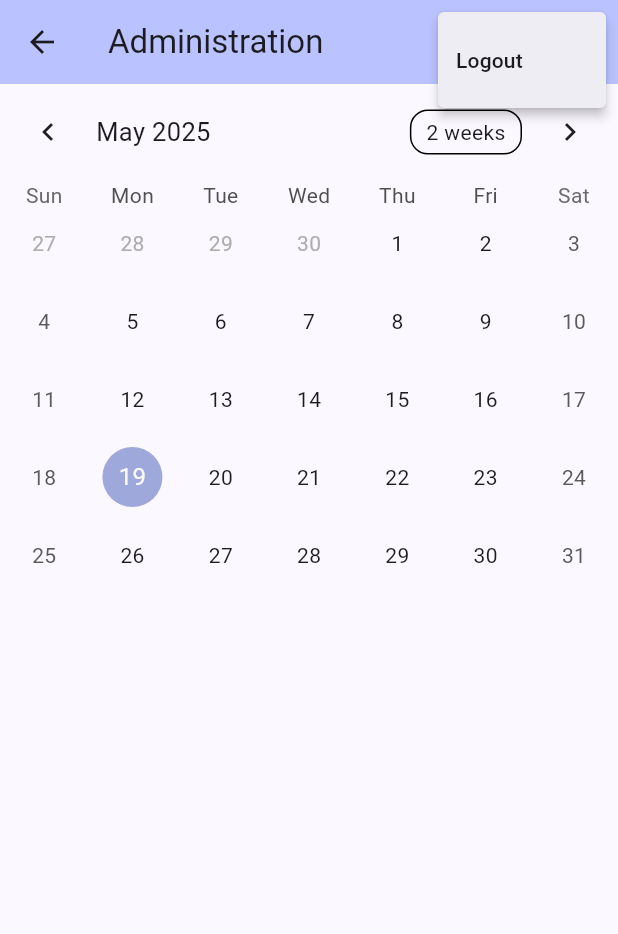
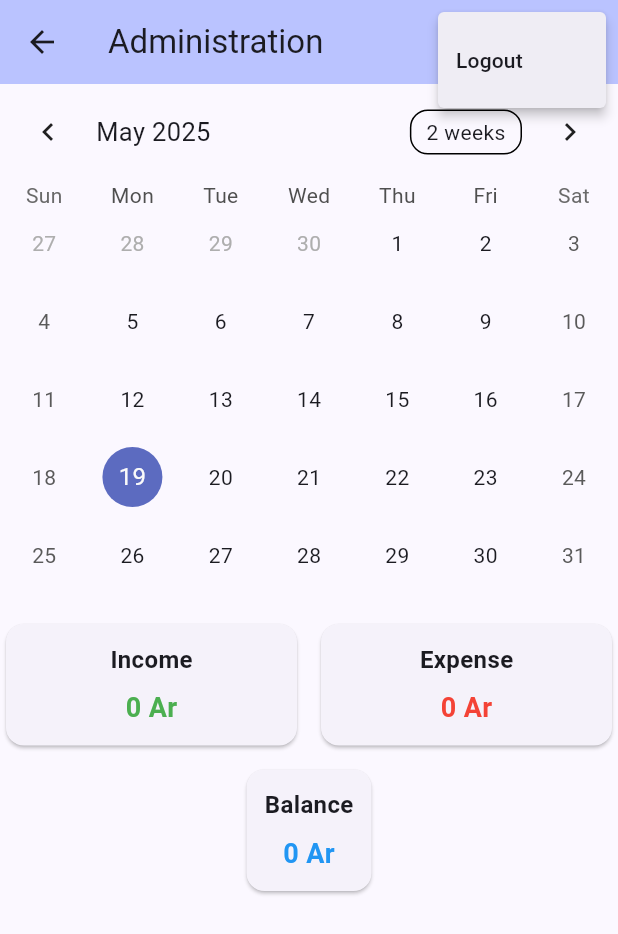
Before and after one commit to Thiarson/e-ligne, a Flutter app: the AdminView screen opened directly, after a tap on the "more vert" icon, on a phone screen of 412 x 824 dp. Shown: the top 934 px of the screen. Run offline on Flutter 3.47's test engine with Material 3 defaults, Android fonts, the phone set to English and light mode, and no system bars; drawn by our look-alikes of table_calendar; our stand-ins replace bloc, equatable, firebase_auth, firebase_core, flutter_bloc; accounts and stored records are empty.

Commit message:
[Admin] Create financial card and income/expense management

```diff
--- /dev/null
+++ b/lib/data/models/local/financial_entry.dart
@@ -0,0 +1,35 @@
+class FinancialEntryModel {
+  final String id;
+  final String description;
+  final double amount;
+  final DateTime date;
+  final String source;
+
+  FinancialEntryModel({
+    required this.id,
+    required this.description,
+    required this.amount,
+    required this.date,
+    required this.source,
+  });
+}
+
+class IncomeModel extends FinancialEntryModel {
+  IncomeModel({
+    required super.id,
+    required super.description,
+    required super.amount,
+    required super.date,
+    required super.source,
+  });
+}
+
+class ExpenseModel extends FinancialEntryModel {
+  ExpenseModel({
+    required super.id,
+    required super.description,
+    required super.amount,
+    required super.date,
+    required super.source,
+  });
+}
--- a/lib/ui/views/admin/admin_view.dart
+++ b/lib/ui/views/admin/admin_view.dart
@@ -1,9 +1,12 @@
 import 'package:flutter/material.dart';
 import 'package:flutter_bloc/flutter_bloc.dart';
 import 'package:table_calendar/table_calendar.dart';
+import 'package:uuid/uuid.dart';
 import 'package:ligne/core/enums/menu_action.dart';
+import 'package:ligne/data/models/local/financial_entry.dart';
 import 'package:ligne/ui/bloc/auth/auth_bloc.dart';
 import 'package:ligne/ui/bloc/auth/auth_event.dart';
+import 'package:ligne/ui/widgets/financial_card.dart';
 import 'package:ligne/utils/dialogs/logout_dialog.dart';
 
 class AdminView extends StatefulWidget {
@@ -17,23 +20,229 @@ class _AdminViewState extends State<AdminView> {
   CalendarFormat _calendarFormat = CalendarFormat.month;
   DateTime _focusedDay = DateTime.now();
   DateTime? _selectedDay;
-  final Map<DateTime, List<String>> _events = {};
+  final Map<DateTime, List<FinancialEntryModel>> _financialEntries = {};
+  final _uuid = const Uuid();
 
-  List<String> _getEventsForDay(DateTime date) {
-    return _events[DateTime(date.year, date.month, date.day)] ?? [];
+  List<FinancialEntryModel> _getFinancialEntriesForDay(DateTime date) {
+    return _financialEntries[DateTime(date.year, date.month, date.day)] ?? [];
   }
 
-  void _addEvent(String event) {
-    final day = DateTime(_selectedDay!.year, _selectedDay!.month, _selectedDay!.day);
-
-    if (_events[day] == null) {
-      _events[day] = [];
+  double _getTotalIncome(DateTime date) {
+    return _getFinancialEntriesForDay(date)
+        .whereType<IncomeModel>()
+        .fold(0, (sum, income) => sum + income.amount);
   }
 
-    _events[day]!.add(event);
-    setState(() {
+  double _getTotalExpense(DateTime date) {
+    return _getFinancialEntriesForDay(date)
+        .whereType<ExpenseModel>()
+        .fold(0, (sum, expense) => sum + expense.amount);
+  }
 
-    });
+  double _getBalance(DateTime date) {
+    return _getTotalIncome(date) - _getTotalExpense(date);
+  }
+
+  void _processBalanceCarryover(DateTime date) {
+    final previousDay = DateTime(date.year, date.month, date.day - 1);
+    final previousBalance = _getBalance(previousDay);
+
+    if (previousBalance != 0) {
+      final day = DateTime(date.year, date.month, date.day);
+      final existingEntries = _getFinancialEntriesForDay(day);
+
+      // Check if balance carryover already exists for this day
+      final hasCarryover = existingEntries.any((entry) =>
+        entry.description == 'Balance Carryover' &&
+        entry.source == 'Previous Day'
+      );
+
+      if (!hasCarryover) {
+        final entry = previousBalance > 0
+            ? IncomeModel(
+                id: _uuid.v4(),
+                description: 'Balance Carryover',
+                amount: previousBalance,
+                date: day,
+                source: 'Previous Day',
+              )
+            : ExpenseModel(
+                id: _uuid.v4(),
+                description: 'Balance Carryover',
+                amount: -previousBalance,
+                date: day,
+                source: 'Previous Day',
+              );
+
+        _addFinancialEntry(entry);
+      }
+    }
+  }
+
+  void _addFinancialEntry(FinancialEntryModel entry) {
+    final day = DateTime(entry.date.year, entry.date.month, entry.date.day);
+    if (_financialEntries[day] == null) {
+      _financialEntries[day] = [];
+    }
+    _financialEntries[day]!.add(entry);
+    setState(() {});
+  }
+
+  @override
+  void initState() {
+    super.initState();
+    _selectedDay = DateTime.now();
+    _processBalanceCarryover(_selectedDay!);
+  }
+
+  Future<void> _showAddIncomeDialog() async {
+    final descriptionController = TextEditingController();
+    final amountController = TextEditingController();
+    final sourceController = TextEditingController();
+
+    final result = await showDialog<bool>(
+      context: context,
+      builder: (context) => AlertDialog(
+        title: const Text('Add Income'),
+        content: Column(
+          mainAxisSize: MainAxisSize.min,
+          children: [
+            TextField(
+              controller: descriptionController,
+              decoration: const InputDecoration(hintText: 'Description'),
+            ),
+            TextField(
+              controller: amountController,
+              decoration: const InputDecoration(hintText: 'Amount'),
+              keyboardType: TextInputType.number,
+            ),
+            TextField(
+              controller: sourceController,
+              decoration: const InputDecoration(hintText: 'Source'),
+            ),
+          ],
+        ),
+        actions: [
+          TextButton(
+            onPressed: () => Navigator.pop(context, false),
+            child: const Text('Cancel'),
+          ),
+          TextButton(
+            onPressed: () => Navigator.pop(context, true),
+            child: const Text('Add'),
+          ),
+        ],
+      ),
+    );
+
+    if (result == true && _selectedDay != null) {
+      final amount = double.tryParse(amountController.text) ?? 0;
+      final entry = IncomeModel(
+        id: _uuid.v4(),
+        description: descriptionController.text,
+        amount: amount,
+        date: _selectedDay!,
+        source: sourceController.text,
+      );
+      _addFinancialEntry(entry);
+    }
+  }
+
+  Future<void> _showAddExpenseDialog() async {
+    final descriptionController = TextEditingController();
+    final amountController = TextEditingController();
+    final sourceController = TextEditingController();
+
+    final result = await showDialog<bool>(
+      context: context,
+      builder: (context) => AlertDialog(
+        title: const Text('Add Expense'),
+        content: Column(
+          mainAxisSize: MainAxisSize.min,
+          children: [
+            TextField(
+              controller: descriptionController,
+              decoration: const InputDecoration(hintText: 'Description'),
+            ),
+            TextField(
+              controller: amountController,
+              decoration: const InputDecoration(hintText: 'Amount'),
+              keyboardType: TextInputType.number,
+            ),
+            TextField(
+              controller: sourceController,
+              decoration: const InputDecoration(hintText: 'Source'),
+            ),
+          ],
+        ),
+        actions: [
+          TextButton(
+            onPressed: () => Navigator.pop(context, false),
+            child: const Text('Cancel'),
+          ),
+          TextButton(
+            onPressed: () => Navigator.pop(context, true),
+            child: const Text('Add'),
+          ),
+        ],
+      ),
+    );
+
+    if (result == true && _selectedDay != null) {
+      final amount = double.tryParse(amountController.text) ?? 0;
+      final entry = ExpenseModel(
+        id: _uuid.v4(),
+        description: descriptionController.text,
+        amount: amount,
+        date: _selectedDay!,
+        source: sourceController.text,
+      );
+      _addFinancialEntry(entry);
+    }
+  }
+
+  void _showFinancialDetails(bool isIncome) {
+    if (_selectedDay == null) return;
+
+    final entries = _getFinancialEntriesForDay(_selectedDay!)
+        .where((entry) => isIncome ? entry is IncomeModel : entry is ExpenseModel)
+        .toList();
+
+    showModalBottomSheet(
+      context: context,
+      builder: (context) => Column(
+        children: [
+          AppBar(
+            title: Text(isIncome ? 'Income Details' : 'Expense Details'),
+            actions: [
+              IconButton(
+                icon: const Icon(Icons.add),
+                onPressed: isIncome ? _showAddIncomeDialog : _showAddExpenseDialog,
+              ),
+            ],
+          ),
+          Expanded(
+            child: ListView.builder(
+              itemCount: entries.length,
+              itemBuilder: (context, index) {
+                final entry = entries[index];
+                return ListTile(
+                  title: Text(entry.description),
+                  subtitle: Text(entry.source),
+                  trailing: Text(
+                    '${isIncome ? '+' : '-'}${entry.amount.toStringAsFixed(0)} Ar',
+                    style: TextStyle(
+                      color: isIncome ? Colors.green : Colors.red,
+                      fontWeight: FontWeight.bold,
+                    ),
+                  ),
+                );
+              },
+            ),
+          ),
+        ],
+      ),
+    );
   }
 
   @override
@@ -48,24 +257,17 @@ class _AdminViewState extends State<AdminView> {
               switch (value) {
                 case MenuAction.logout:
                   final shouldLogout = await showLogoutDialog(context);
-
-                  if (shouldLogout) {
-                    if (context.mounted) {
-                      context
-                        .read<AuthBloc>()
-                        .add(const AuthEventLogout());
-                    }
+                  if (shouldLogout && context.mounted) {
+                    context.read<AuthBloc>().add(const AuthEventLogout());
                   }
               }
             },
-            itemBuilder: (context) {
-              return const [
+            itemBuilder: (context) => const [
               PopupMenuItem<MenuAction>(
                 value: MenuAction.logout,
                 child: Text('Logout'),
               ),
-              ];
-            },
+            ],
           ),
         ],
       ),
@@ -82,59 +284,46 @@ class _AdminViewState extends State<AdminView> {
                 _selectedDay = selectedDay;
                 _focusedDay = focusedDay;
               });
+              _processBalanceCarryover(selectedDay);
             },
             onFormatChanged: (format) {
               setState(() {
                 _calendarFormat = format;
               });
             },
-            eventLoader: _getEventsForDay,
           ),
-          const SizedBox(height: 8.0),
-          if (_selectedDay != null)
+          if (_selectedDay != null) ...[
+            const SizedBox(height: 16),
+            Row(
+              mainAxisAlignment: MainAxisAlignment.spaceEvenly,
+              children: [
                 Expanded(
-              child: Column(
-                children: [
-                  ElevatedButton(
-                    onPressed: () async {
-                      final controller = TextEditingController();
-                      final result = await showDialog<String>(
-                        context: context,
-                        builder: (context) => AlertDialog(
-                          title: const Text('Add Event'),
-                          content: TextField(
-                            controller: controller,
-                            decoration: const InputDecoration(hintText: 'Event Details'),
+                  child: buildFinancialCard(
+                    'Income',
+                    _getTotalIncome(_selectedDay!),
+                    Colors.green,
+                    () => _showFinancialDetails(true),
                   ),
-                          actions: [
-                            TextButton(
-                              onPressed: () => Navigator.pop(context),
-                              child: const Text('Cancel'),
                 ),
-                            TextButton(
-                              onPressed: () => Navigator.pop(context, controller.text),
-                              child: const Text('Add'),
-                            ),
-                          ],
-                        ),
-                      );
-                      if (result != null && result.trim().isNotEmpty) {
-                        _addEvent(result.trim());
-                      }
-                    },
-                    child: const Text('Add Event'),
-                  ),
-                  const SizedBox(height: 8.0),
+                const SizedBox(width: 8),
                 Expanded(
-                    child: ListView(
-                      children: _getEventsForDay(_selectedDay!).map((event) => ListTile(
-                        title: Text(event),
-                      )).toList(),
+                  child: buildFinancialCard(
+                    'Expense',
+                    _getTotalExpense(_selectedDay!),
+                    Colors.red,
+                    () => _showFinancialDetails(false),
                   ),
                 ),
               ],
             ),
+            const SizedBox(height: 8),
+            buildFinancialCard(
+              'Balance',
+              _getBalance(_selectedDay!),
+              Colors.blue,
+              null,
             ),
+          ],
         ],
       ),
     );
--- /dev/null
+++ b/lib/ui/widgets/financial_card.dart
@@ -0,0 +1,33 @@
+import 'package:flutter/material.dart';
+
+Widget buildFinancialCard(String title, double amount, Color color, VoidCallback? onTap) {
+  return GestureDetector(
+    onTap: onTap,
+    child: Card(
+      child: Padding(
+        padding: const EdgeInsets.all(12.0),
+        child: Column(
+          mainAxisSize: MainAxisSize.min,
+          children: [
+            Text(
+              title,
+              style: const TextStyle(
+                fontWeight: FontWeight.bold,
+                fontSize: 16,
+              ),
+            ),
+            const SizedBox(height: 8),
+            Text(
+              '${amount.toStringAsFixed(0)} Ar',
+              style: TextStyle(
+                color: color,
+                fontWeight: FontWeight.bold,
+                fontSize: 18,
+              ),
+            ),
+          ],
+        ),
+      ),
+    ),
+  );
+}
--- a/pubspec.yaml
+++ b/pubspec.yaml
@@ -52,6 +52,7 @@ dependencies:
   equatable: ^2.0.7
   table_calendar: ^3.1.3
   flutter_launcher_icons: ^0.14.3
+  uuid: ^4.3.3
 
 dev_dependencies:
   flutter_test:
```
Also changed, not shown: pubspec.lock. Lines whose indentation alone changed are shown as unchanged.
